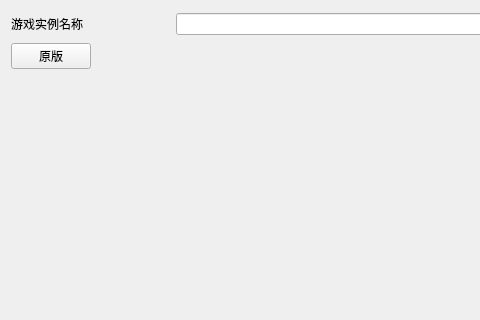
wyj2006/FMCL, file functions/gamedownloader/game_downloader.ui: the form before one commit; both pictures show x 0 to 480 and y 0 to 320 of the 1000 by 618 pixel window.
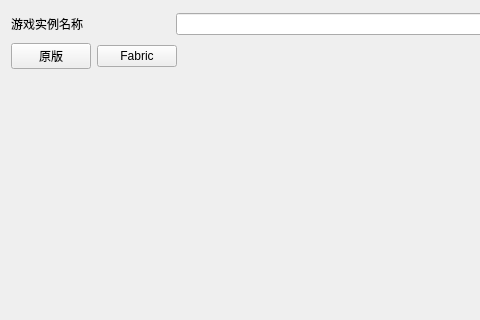
The form after the commit. Custom widgets are drawn as their Qt base class.

Commit message: 支持下载fabric

```diff
--- a/functions/gamedownloader/game_downloader.ui
+++ b/functions/gamedownloader/game_downloader.ui
@@ -30,6 +30,13 @@
        </property>
       </widget>
      </item>
+     <item>
+      <widget class="TransparentTogglePushButton" name="select_fabric">
+       <property name="text">
+        <string>Fabric</string>
+       </property>
+      </widget>
+     </item>
      <item>
       <spacer name="horizontalSpacer_2">
        <property name="orientation">
```
The commit also changes 16 other files.
